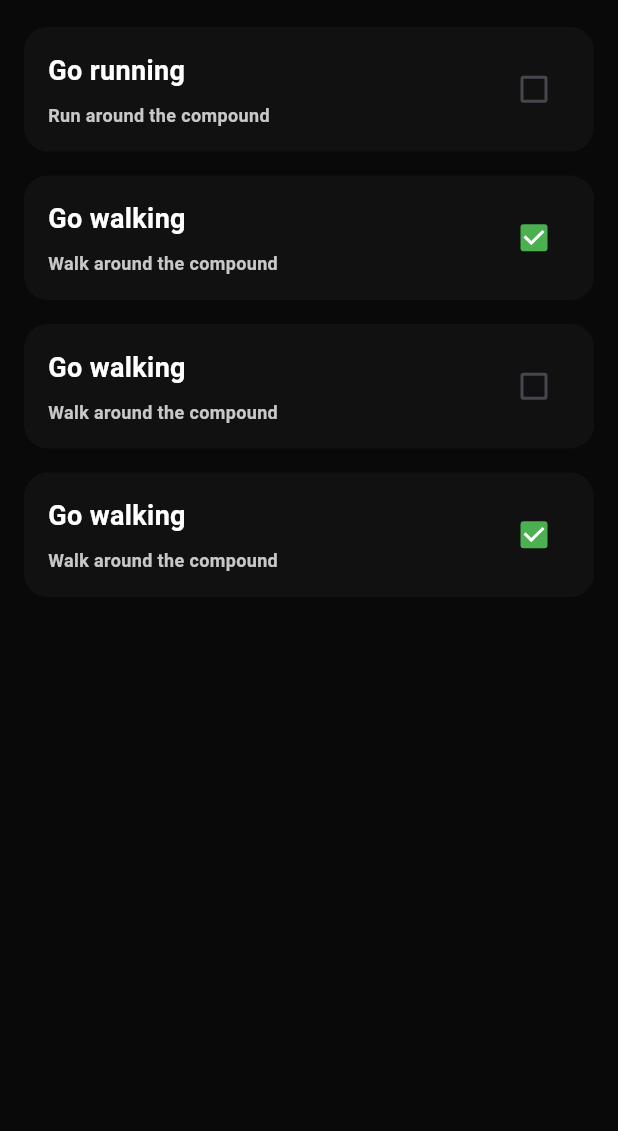
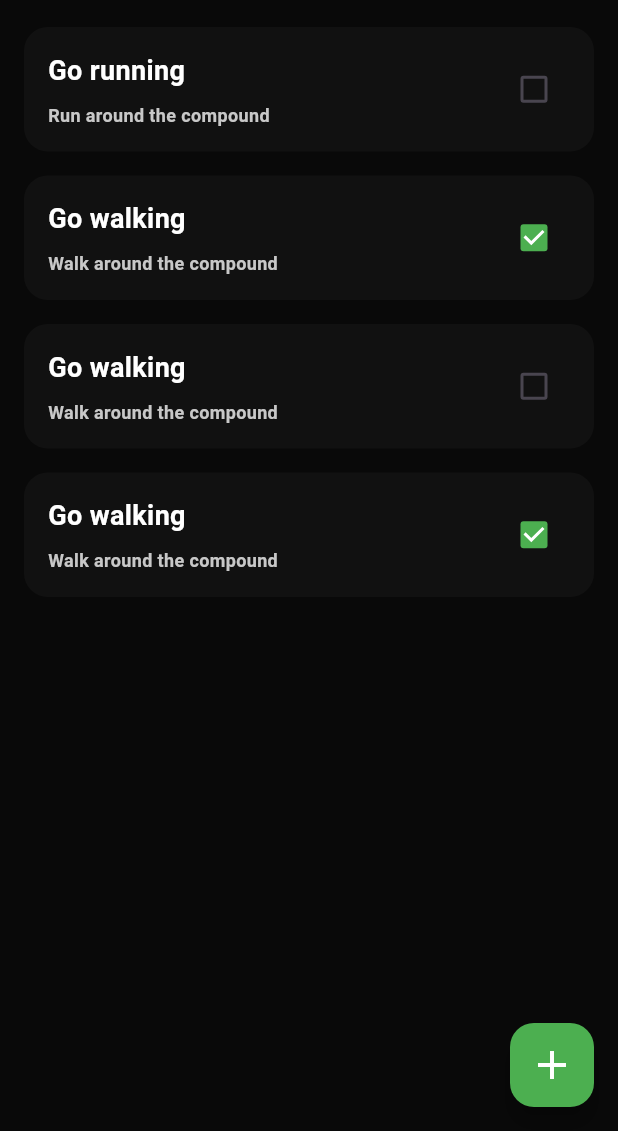
Before and after one commit to jsolo-dev/task_manager, a Flutter app: the screen it shows after launch, on a phone screen of 412 x 824 dp, the part 105-1236 px from its top. Run offline on Flutter 3.47's test engine with Material 3 defaults, Android fonts, the phone set to English and light mode, and no system bars; our stand-ins replace dio, flutter_bloc, fpdart, get_it, go_router, popover.

Commit message:
Added the create task button

```diff
--- a/frontend/task_manager/lib/features/tasks/presentation/page/task_page.dart
+++ b/frontend/task_manager/lib/features/tasks/presentation/page/task_page.dart
@@ -1,6 +1,7 @@
 import 'package:flutter/material.dart';
 import 'package:task_manager/core/constants/app_color.dart';
 import 'package:task_manager/core/constants/app_spacing.dart';
+import 'package:task_manager/features/tasks/presentation/widget/add_task_button.dart';
 import 'package:task_manager/features/tasks/presentation/widget/header.dart';
 import 'package:task_manager/features/tasks/presentation/widget/task_list.dart';
 
@@ -22,6 +23,7 @@ class TaskPage extends StatelessWidget {
           ),
         ),
       ),
+      floatingActionButton: AddTaskButton(),
     );
   }
 }
--- /dev/null
+++ b/frontend/task_manager/lib/features/tasks/presentation/widget/add_task_button.dart
@@ -0,0 +1,17 @@
+import 'package:flutter/material.dart';
+import 'package:task_manager/core/constants/app_color.dart';
+import 'package:task_manager/core/constants/app_size.dart';
+
+class AddTaskButton extends StatelessWidget {
+  const AddTaskButton({super.key});
+
+  @override
+  Widget build(BuildContext context) {
+    return FloatingActionButton(
+      backgroundColor: AppColor.primary,
+      foregroundColor: AppColor.primaryText,
+      onPressed: () {},
+      child: Icon(Icons.add, size: AppSize.xl2),
+    );
+  }
+}
```
